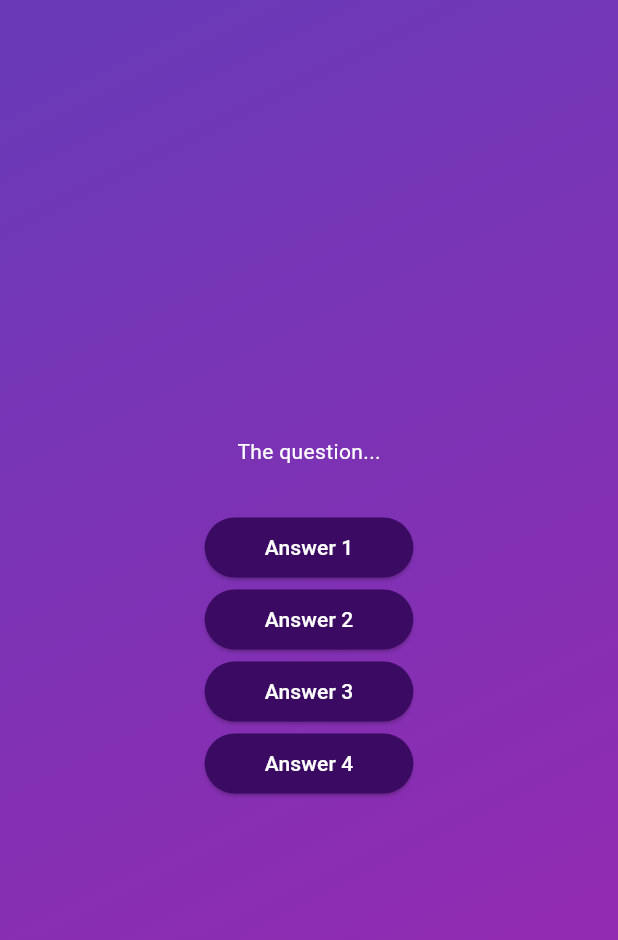
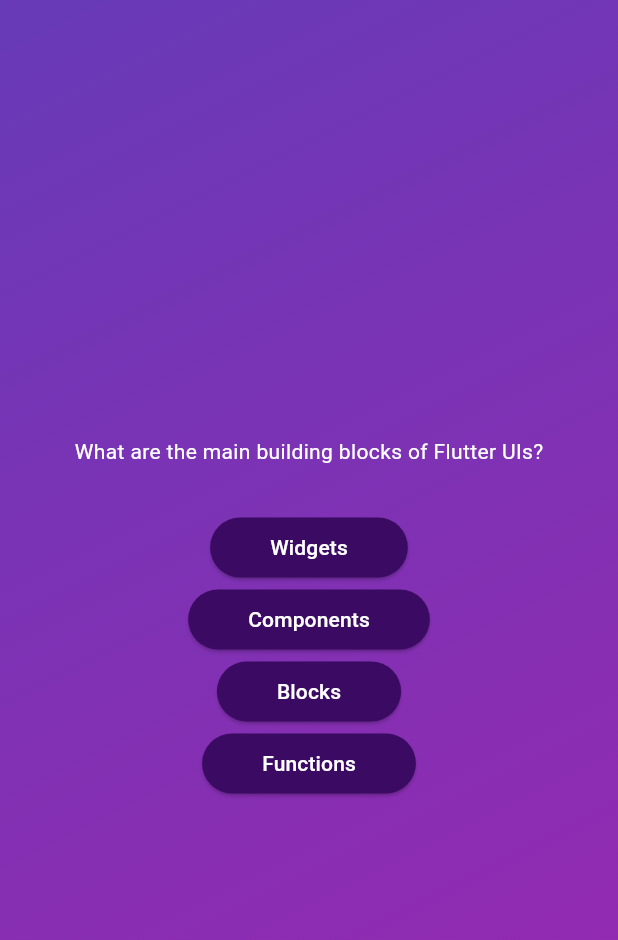
Before and after one commit to mjaliz/quizapp, a Flutter app: the screen it shows after launch, after a tap on "Start Quiz", on a phone screen of 412 x 824 dp. Shown: the top 940 px of the screen. Run offline on Flutter 3.47's test engine with Material 3 defaults, Android fonts, the phone set to English and light mode, and no system bars.

Commit message:
020 Mapping list and using the spread operator

```diff
--- a/lib/questions_screen.dart
+++ b/lib/questions_screen.dart
@@ -1,5 +1,7 @@
 import 'package:flutter/material.dart';
+
 import 'package:quizapp/answer_button.dart';
+import 'package:quizapp/data/questions.dart';
 
 class QuestionsScreen extends StatefulWidget {
   const QuestionsScreen({super.key});
@@ -11,6 +13,7 @@ class QuestionsScreen extends StatefulWidget {
 }
 
 class _QuestionsScreenState extends State<QuestionsScreen> {
+  final currentQuestion = questions[0];
   @override
   Widget build(context) {
     return SizedBox(
@@ -18,19 +21,17 @@ class _QuestionsScreenState extends State<QuestionsScreen> {
       child: Column(
         mainAxisAlignment: MainAxisAlignment.center,
         children: [
-          const Text(
-            "The question...",
-            style: TextStyle(
+          Text(
+            currentQuestion.text,
+            style: const TextStyle(
               color: Colors.white,
             ),
           ),
           const SizedBox(
             height: 30,
           ),
-          AnswerButton(answerText: "Answer 1", onTap: () {}),
-          AnswerButton(answerText: "Answer 2", onTap: () {}),
-          AnswerButton(answerText: "Answer 3", onTap: () {}),
-          AnswerButton(answerText: "Answer 4", onTap: () {}),
+          ...currentQuestion.answers
+              .map((e) => AnswerButton(answerText: e, onTap: () {}))
         ],
       ),
     );
```
